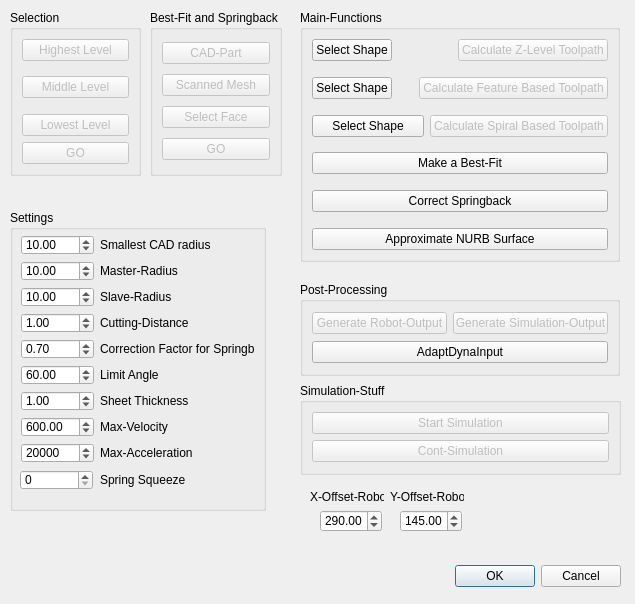
Old version of the form src/Mod/Cam/Gui/Cutting.ui in the repository berndhahnebach/All_FreeCAD.
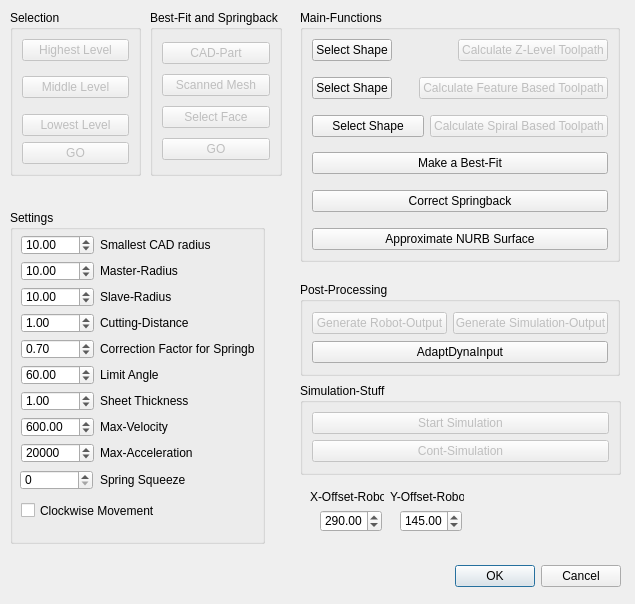
New version of the form.

What changed in the file:
```diff
--- a/src/Mod/Cam/Gui/Cutting.ui
+++ b/src/Mod/Cam/Gui/Cutting.ui
@@ -399,8 +399,8 @@
     <rect>
      <x>10</x>
      <y>210</y>
-     <width>256</width>
-     <height>301</height>
+     <width>255</width>
+     <height>334</height>
     </rect>
    </property>
    <property name="title" >
@@ -692,6 +692,19 @@
      <double>0.000000000000000</double>
     </property>
    </widget>
+   <widget class="QCheckBox" name="clockwise_checkbox" >
+    <property name="geometry" >
+     <rect>
+      <x>11</x>
+      <y>291</y>
+      <width>168</width>
+      <height>19</height>
+     </rect>
+    </property>
+    <property name="text" >
+     <string>Clockwise Movement</string>
+    </property>
+   </widget>
   </widget>
   <widget class="QGroupBox" name="groupBox" >
    <property name="geometry" >
```
Left out of the diff: 231 changed lines with no effect on the pictures.
